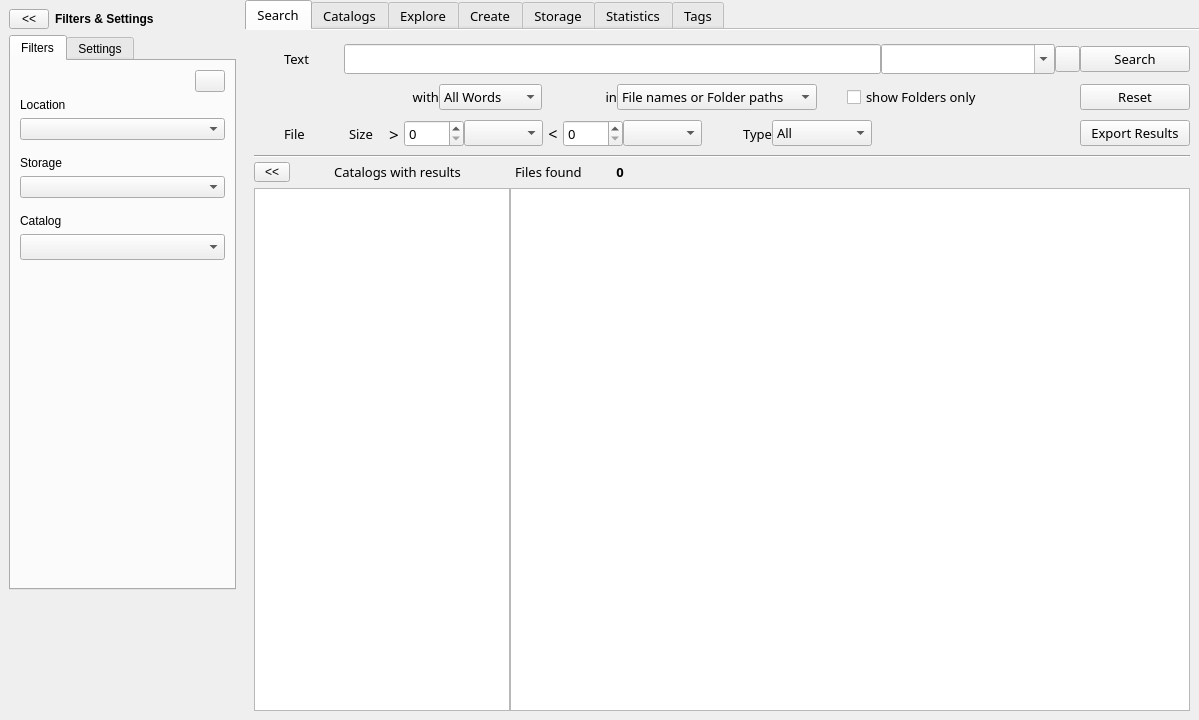
Old version of the form mainwindow.ui in the repository StephaneCouturier/Katalog.
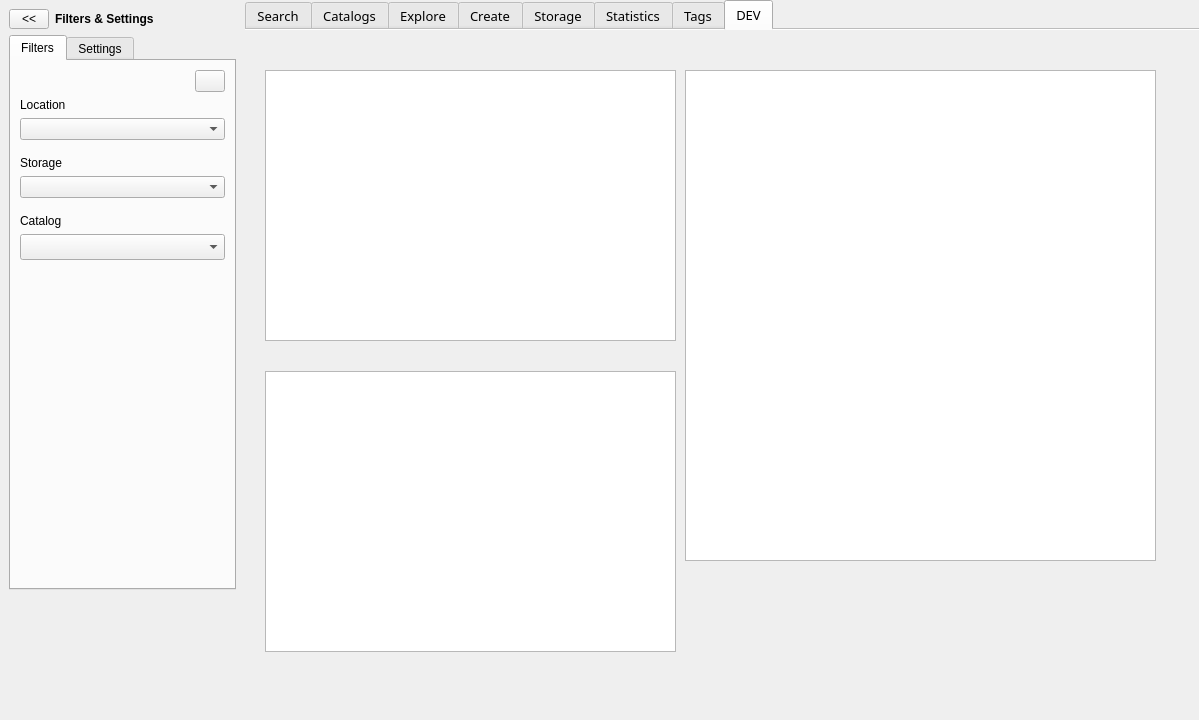
New version of the form. The open tabs and pages were chosen to show the change. Icons and pictures are not drawn. Custom widgets are drawn as their Qt base class.

Commit message: https://github.com/StephaneCouturier/Katalog/issues/189

The edit to the form file:
```diff
--- a/mainwindow.ui
+++ b/mainwindow.ui
@@ -1232,11 +1232,6 @@
               <property name="toolTip">
                <string>Define if the search text should be used to look only in file names, or folder paths, or both.</string>
               </property>
-              <item>
-               <property name="text">
-                <string>File names or Folder paths</string>
-               </property>
-              </item>
               <item>
                <property name="text">
                 <string>File names only</string>
@@ -4371,6 +4366,41 @@
         </item>
        </layout>
       </widget>
+      <widget class="QWidget" name="tab">
+       <attribute name="title">
+        <string>DEV</string>
+       </attribute>
+       <widget class="QTreeView" name="DEV_treeView_Directories">
+        <property name="geometry">
+         <rect>
+          <x>20</x>
+          <y>40</y>
+          <width>411</width>
+          <height>271</height>
+         </rect>
+        </property>
+       </widget>
+       <widget class="QTreeView" name="DEV_treeView_Files">
+        <property name="geometry">
+         <rect>
+          <x>440</x>
+          <y>40</y>
+          <width>471</width>
+          <height>491</height>
+         </rect>
+        </property>
+       </widget>
+       <widget class="QTreeView" name="DEV_treeView_Directories2">
+        <property name="geometry">
+         <rect>
+          <x>20</x>
+          <y>341</y>
+          <width>411</width>
+          <height>281</height>
+         </rect>
+        </property>
+       </widget>
+      </widget>
      </widget>
     </item>
    </layout>
```
Left out of the diff: 5 changed lines with no effect on the pictures.
